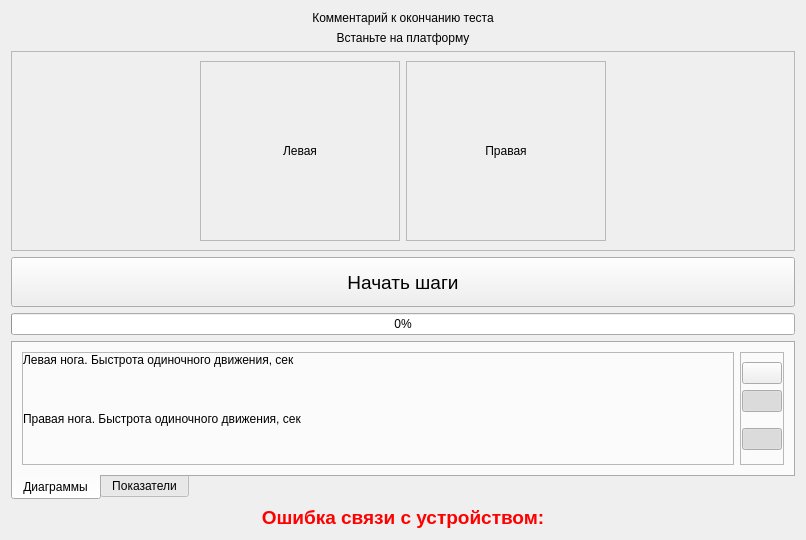
The window that metodics/jump_plate/teppingtest/teppingtestexecute.ui (grigp/a-analyser) describes before a commit, drawn with Qt 5.
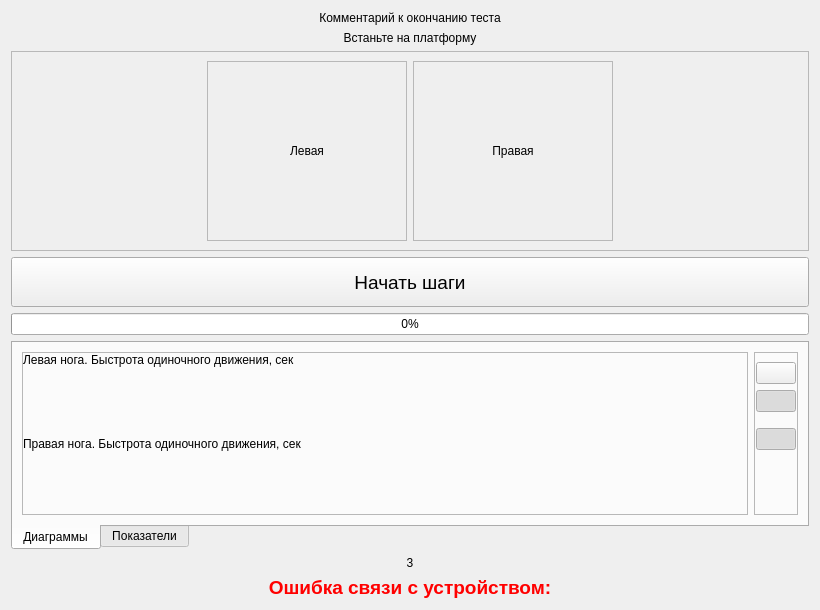
The same window after the commit. Icons and pictures are not drawn. Custom widgets are drawn as their Qt base class.

The edit to the form file:
```diff
--- a/metodics/jump_plate/teppingtest/teppingtestexecute.ui
+++ b/metodics/jump_plate/teppingtest/teppingtestexecute.ui
@@ -6,8 +6,8 @@
    <rect>
     <x>0</x>
     <y>0</y>
-    <width>806</width>
-    <height>540</height>
+    <width>820</width>
+    <height>610</height>
    </rect>
   </property>
   <property name="windowTitle">
@@ -471,6 +471,29 @@
      </widget>
     </widget>
    </item>
+   <item>
+    <widget class="QLabel" name="lblRunCount">
+     <property name="text">
+      <string>3</string>
+     </property>
+     <property name="alignment">
+      <set>Qt::AlignCenter</set>
+     </property>
+    </widget>
+   </item>
+   <item>
+    <spacer name="verticalSpacer">
+     <property name="orientation">
+      <enum>Qt::Vertical</enum>
+     </property>
+     <property name="sizeHint" stdset="0">
+      <size>
+       <width>20</width>
+       <height>40</height>
+      </size>
+     </property>
+    </spacer>
+   </item>
    <item>
     <widget class="QLabel" name="lblCommunicationError">
      <property name="sizePolicy">
```
